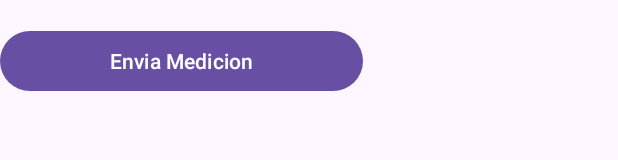
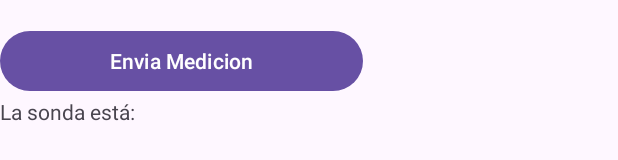
Before and after one commit to JGasBul/CleanBajoqueta-Cliente, an Android app: the layout activity_main.xml on its own in the app's theme, with its tools: preview values and no code run, on a phone screen of 412 x 824 dp. Shown: the part 446-606 px from the top of the screen. Run offline under Robolectric (Android 15) with nearby library versions, the phone set to English and light mode, and no system bars.

Commit message:
La app detecta que tan cerca está la sonda
Me he encontrado con el error de que los tests de medición no pasan y no se insertan en la bd

```diff
--- a/android/app/src/main/java/com/example/sprint_0_android/Login.java
+++ b/android/app/src/main/java/com/example/sprint_0_android/Login.java
@@ -59,7 +59,7 @@ public class Login extends AppCompatActivity {
     public void boton_login_aceptar(View v){
         Intent intentToMain = new Intent(this, MainActivity.class);
 
-        String urlDestino = "http://192.168.1.106:8080/user/getUserByEmail";
+        String urlDestino = "http://192.168.0.35:8080/user/getUserByEmail";
         JSONObject postData = new JSONObject();
 
         //Check si hay algún campo nulo
--- a/android/app/src/main/java/com/example/sprint_0_android/SignUp.java
+++ b/android/app/src/main/java/com/example/sprint_0_android/SignUp.java
@@ -50,7 +50,7 @@ public class SignUp extends AppCompatActivity {
     public void boton_registrar(View v) {
         Intent intentToLogin = new Intent(this, Login.class);
         //URL de destino para mandar
-        String urlDestino = "http://192.168.1.106:8080/user/insertUser";
+        String urlDestino = "http://192.168.0.35:8080/user/insertUser";
 
         //Objecto JSON para enviar
         JSONObject postData = new JSONObject();
--- a/android/app/src/main/res/layout/activity_main.xml
+++ b/android/app/src/main/res/layout/activity_main.xml
@@ -60,5 +60,11 @@
         android:layout_height="wrap_content"
         android:text="Envia Medicion" />
 
+    <TextView
+        android:id="@+id/textdist"
+        android:layout_width="match_parent"
+        android:layout_height="33dp"
+        android:text="La sonda está: " />
+
 
 </android.widget.LinearLayout>
```
Also changed, not shown: android/app/src/main/java/com/example/sprint_0_android/MainActivity.java (+21 -4 lines).
